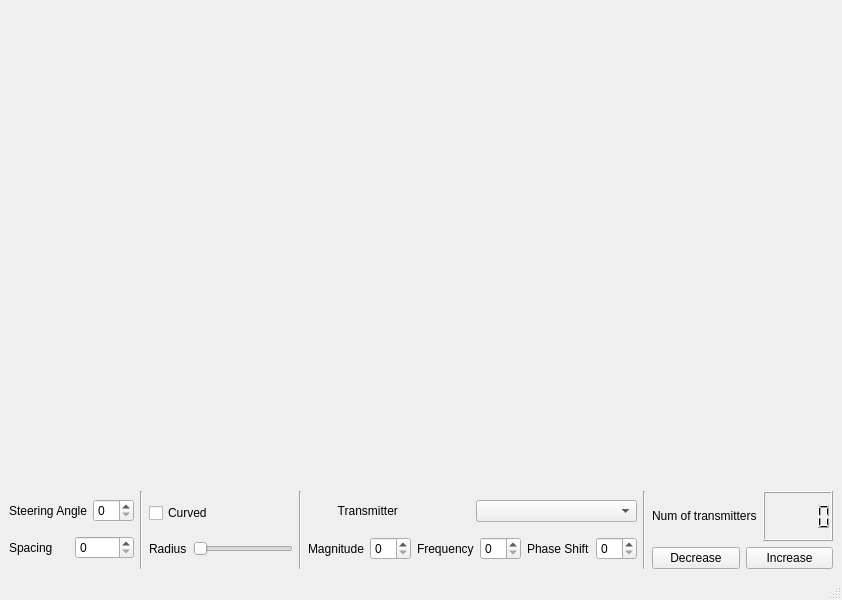
Old version of the form beamUI.ui in the repository MostafaMousaaa/FT-Magnitude-Phase-Mixer.
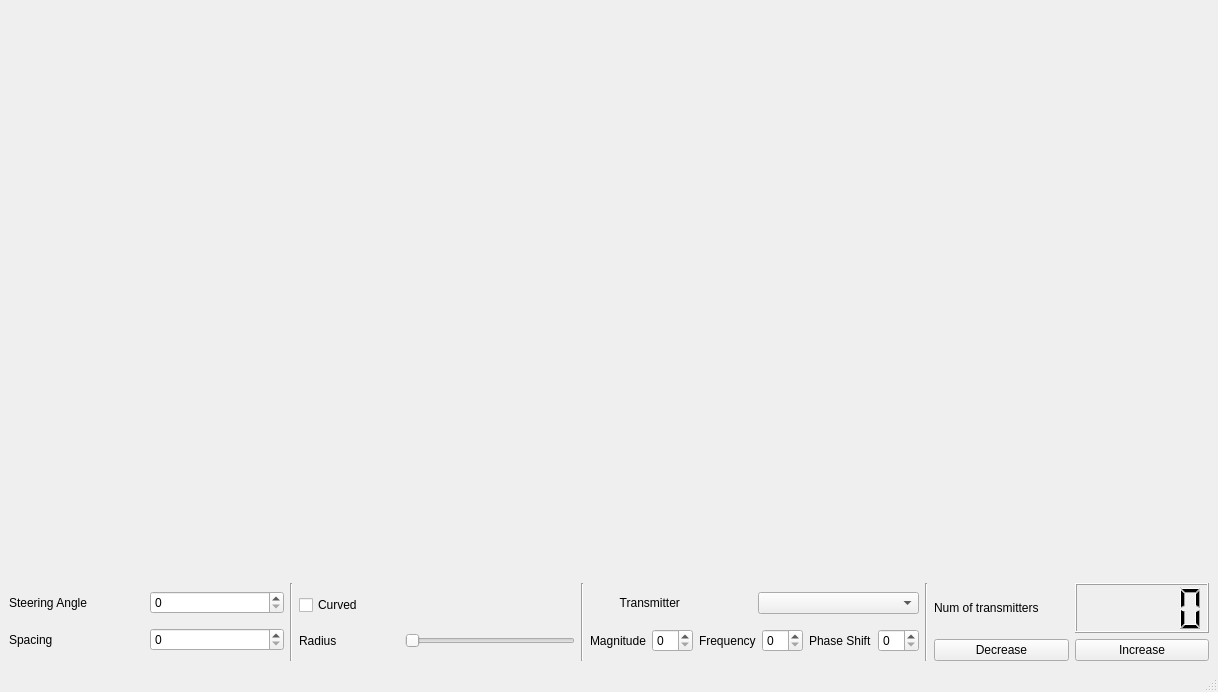
New version of the form. Custom widgets are drawn as their Qt base class.

The edit to the form file:
```diff
--- a/beamUI.ui
+++ b/beamUI.ui
@@ -6,16 +6,15 @@
    <rect>
     <x>0</x>
     <y>0</y>
-    <width>800</width>
-    <height>600</height>
+    <width>1218</width>
+    <height>692</height>
    </rect>
   </property>
   <property name="windowTitle">
    <string>MainWindow</string>
   </property>
-  <widget class="QWidget" name="centralwidget">
-   <property name="styleSheet">
-    <string notr="true">/* General QWidget Style */
+  <property name="styleSheet">
+   <string notr="true">/* General QWidget Style */
 QWidget {
     background-color: #2E3440;
     color: #D8DEE9;
@@ -149,6 +148,10 @@
     border: none;
 }
 </string>
+  </property>
+  <widget class="QWidget" name="centralwidget">
+   <property name="styleSheet">
+    <string notr="true"/>
    </property>
    <layout class="QGridLayout" name="gridLayout">
     <item row="0" column="0">
```
Left out of the diff: 26 changed lines with no effect on the pictures.
